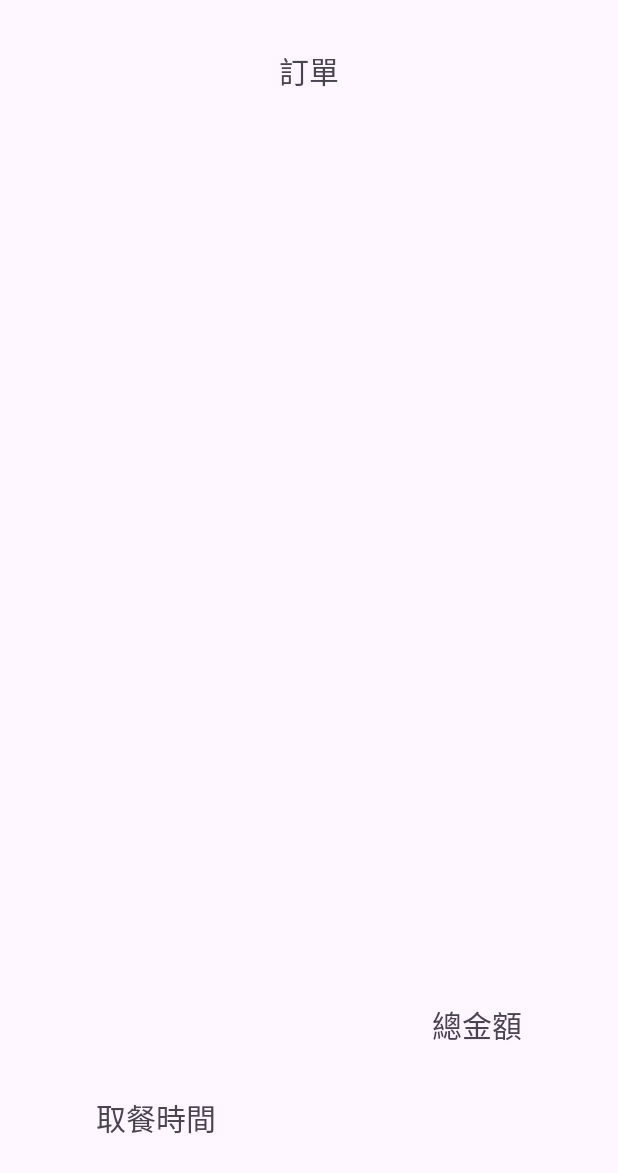
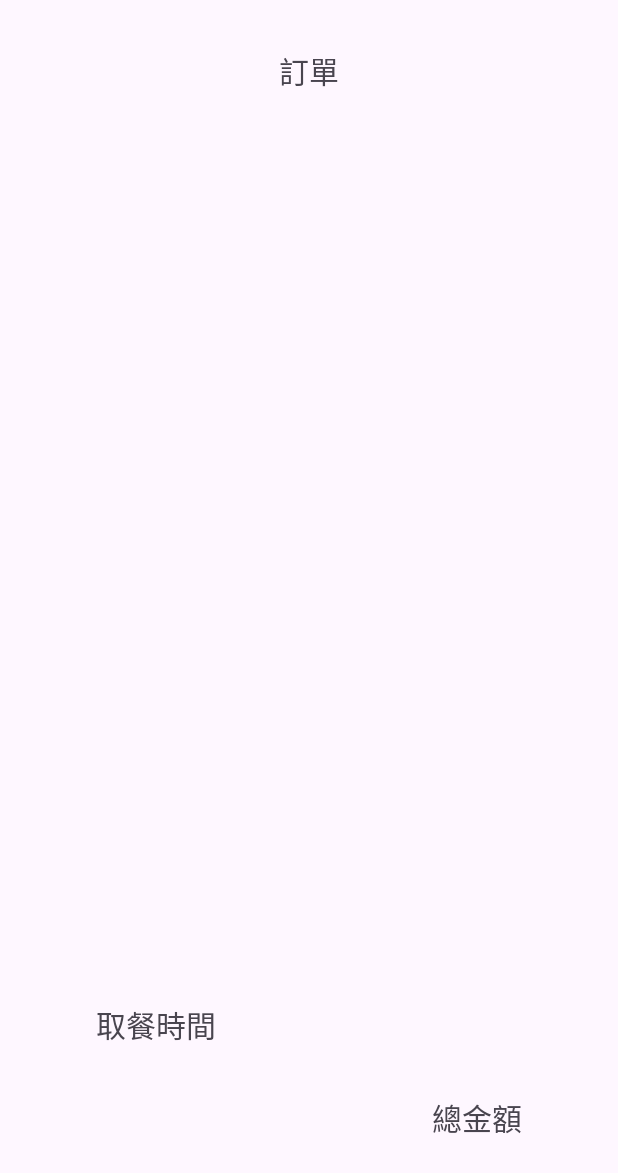
Before and after one commit to Amy481/BreakfastOrderApp, an Android app: the layout activity_confirm_order.xml on its own in the app's theme, with its tools: preview values and no code run, on a phone screen of 412 x 824 dp. Shown: the top 1173 px of the screen. Run offline under Robolectric (Android 15) with nearby library versions, the phone set to English and light mode, and no system bars.

Commit message:
排版更新

```diff
--- a/app/src/main/java/fcu/app/breakfast/ui/cart/ConfirmOrder.java
+++ b/app/src/main/java/fcu/app/breakfast/ui/cart/ConfirmOrder.java
@@ -40,7 +40,7 @@ public class ConfirmOrder extends AppCompatActivity { // 確認訂單介面
 
         // 時間
         String selectedMealTime = getIntent().getStringExtra("time");
-        orderTime.setText("送出訂單時間 : " + selectedMealTime);
+        orderTime.setText("訂單送出時間 : " + selectedMealTime);
 
         // 總金額
         int price_of_all = cartdata.getAllprice();
--- a/app/src/main/res/layout/activity_confirm_order.xml
+++ b/app/src/main/res/layout/activity_confirm_order.xml
@@ -29,7 +29,7 @@
         android:layout_marginTop="32dp"
         android:layout_marginEnd="64dp"
         android:layout_marginBottom="32dp"
-        app:layout_constraintBottom_toTopOf="@+id/tv_order_price"
+        app:layout_constraintBottom_toTopOf="@+id/tv_order_time"
         app:layout_constraintEnd_toEndOf="parent"
         app:layout_constraintStart_toStartOf="parent"
         app:layout_constraintTop_toBottomOf="@+id/tv_order">
@@ -43,11 +43,11 @@
         android:layout_height="wrap_content"
         android:layout_marginStart="64dp"
         android:layout_marginEnd="64dp"
-        android:layout_marginBottom="32dp"
+        android:layout_marginBottom="64dp"
         android:text="總金額"
         android:textAlignment="textEnd"
         android:textSize="20sp"
-        app:layout_constraintBottom_toTopOf="@+id/tv_order_time"
+        app:layout_constraintBottom_toBottomOf="parent"
         app:layout_constraintEnd_toEndOf="parent"
         app:layout_constraintHorizontal_bias="0.0"
         app:layout_constraintStart_toStartOf="parent" />
@@ -58,11 +58,11 @@
         android:layout_height="wrap_content"
         android:layout_marginStart="64dp"
         android:layout_marginEnd="64dp"
-        android:layout_marginBottom="64dp"
+        android:layout_marginBottom="32dp"
         android:text="取餐時間"
         android:textSize="20sp"
-        app:layout_constraintBottom_toBottomOf="parent"
+        app:layout_constraintBottom_toTopOf="@+id/tv_order_price"
         app:layout_constraintEnd_toEndOf="parent"
-        app:layout_constraintHorizontal_bias="1.0"
+        app:layout_constraintHorizontal_bias="0.0"
         app:layout_constraintStart_toStartOf="parent" />
 </androidx.constraintlayout.widget.ConstraintLayout>
```
